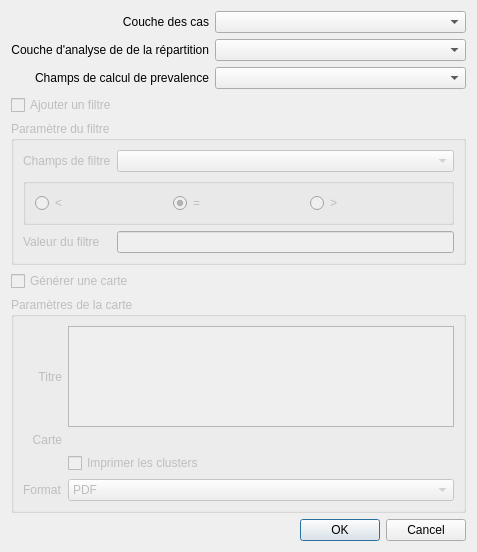
Before: the Qt Designer form churemacor_dialog_base.ui in arno974/chu_remacor, drawn with Qt 5.
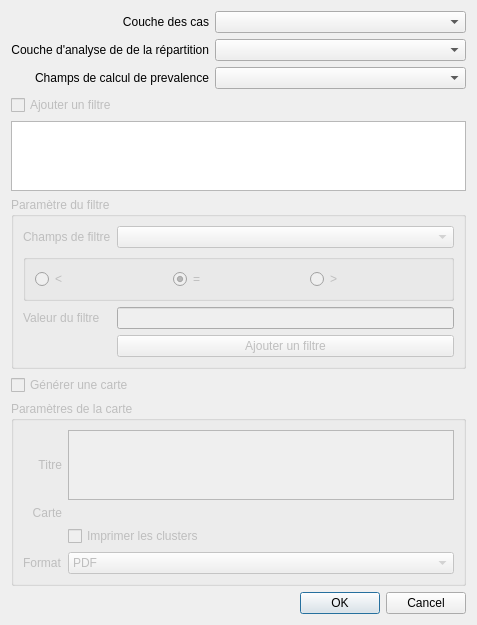
After: the same form once the commit is applied. Custom widgets are drawn as their Qt base class.

Commit message: Ajout de la possibilité d'avoir plusieurs filtres

```diff
--- a/churemacor_dialog_base.ui
+++ b/churemacor_dialog_base.ui
@@ -86,7 +86,7 @@
      </property>
     </widget>
    </item>
-   <item row="2" column="0" colspan="2">
+   <item row="3" column="0" colspan="2">
     <widget class="QGroupBox" name="qFilterParams">
      <property name="enabled">
       <bool>false</bool>
@@ -169,10 +169,17 @@
       <item row="4" column="1">
        <widget class="QLineEdit" name="qTextFilterValue"/>
       </item>
+      <item row="5" column="1">
+       <widget class="QPushButton" name="qAddNewFilter">
+        <property name="text">
+         <string>Ajouter un filtre</string>
+        </property>
+       </widget>
+      </item>
      </layout>
     </widget>
    </item>
-   <item row="3" column="0">
+   <item row="4" column="0">
     <widget class="QCheckBox" name="qCheckBoxCreateMap">
      <property name="enabled">
       <bool>false</bool>
@@ -182,7 +189,7 @@
      </property>
     </widget>
    </item>
-   <item row="4" column="0" colspan="2">
+   <item row="5" column="0" colspan="2">
     <widget class="QGroupBox" name="qMapParams">
      <property name="enabled">
       <bool>false</bool>
@@ -267,7 +274,7 @@
      </layout>
     </widget>
    </item>
-   <item row="5" column="1">
+   <item row="6" column="1">
     <widget class="QDialogButtonBox" name="button_box">
      <property name="enabled">
       <bool>true</bool>
@@ -280,6 +287,9 @@
      </property>
     </widget>
    </item>
+   <item row="2" column="0" colspan="2">
+    <widget class="QListWidget" name="qListFilters"/>
+   </item>
   </layout>
  </widget>
  <customwidgets>
```
Left out of the diff: 23 changed lines with no effect on the pictures. The commit also changes 3 other files.
